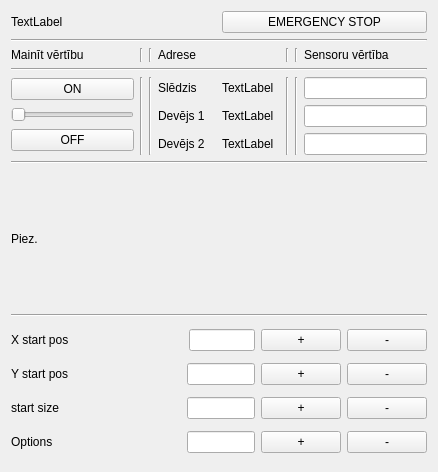
Above: widgetservice.ui from kasarkonic/Sauka1 before the change. Below: the same form after it.
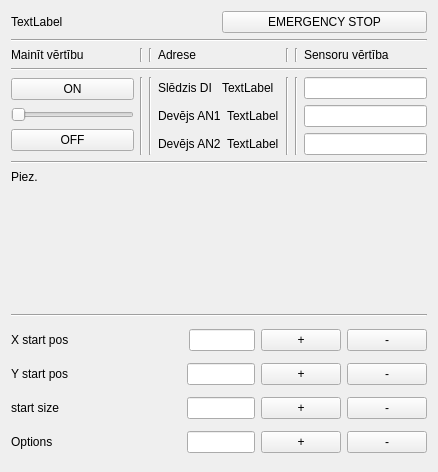
That is the form after the change.

```diff
--- a/widgetservice.ui
+++ b/widgetservice.ui
@@ -169,7 +169,7 @@
            <item>
             <widget class="QLabel" name="label_6">
              <property name="text">
-              <string>Slēdzis</string>
+              <string>Slēdzis DI</string>
              </property>
             </widget>
            </item>
@@ -187,7 +187,7 @@
            <item>
             <widget class="QLabel" name="label_10">
              <property name="text">
-              <string>Devējs 1</string>
+              <string>Devējs AN1</string>
              </property>
             </widget>
            </item>
@@ -205,7 +205,7 @@
            <item>
             <widget class="QLabel" name="label_15">
              <property name="text">
-              <string>Devējs 2</string>
+              <string>Devējs AN2</string>
              </property>
             </widget>
            </item>
@@ -269,6 +269,9 @@
        <property name="text">
         <string>Piez.</string>
        </property>
+       <property name="alignment">
+        <set>Qt::AlignLeading|Qt::AlignLeft|Qt::AlignTop</set>
+       </property>
       </widget>
      </item>
     </layout>
```
Left out of the diff: 8 changed lines with no effect on the pictures.
